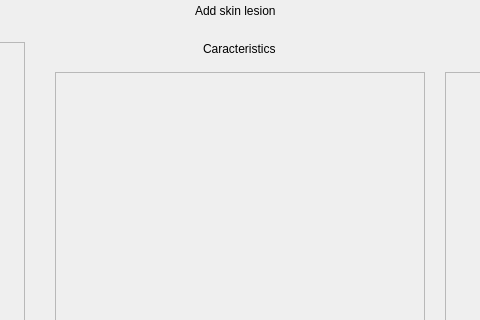
Before: the Qt Designer form skin application/skinApplication/src/views/ui/ui_upsert_skin_lesion.ui in AgustinCartaya/SkinApplication, drawn with Qt 5; both pictures show x 365 to 845 and y 0 to 320 of the 1200 by 800 pixel window.
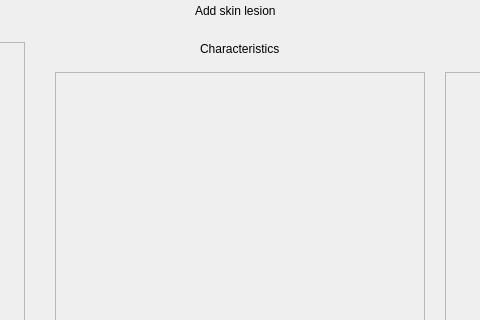
After: the same form once the commit is applied. Custom widgets are drawn as their Qt base class.

```diff
--- a/skin application/skinApplication/src/views/ui/ui_upsert_skin_lesion.ui
+++ b/skin application/skinApplication/src/views/ui/ui_upsert_skin_lesion.ui
@@ -153,7 +153,7 @@
               </size>
              </property>
              <property name="text">
-              <string>Caracteristics</string>
+              <string>Characteristics</string>
              </property>
             </widget>
            </item>
```
Left out of the diff: 12 changed lines with no effect on the pictures.
